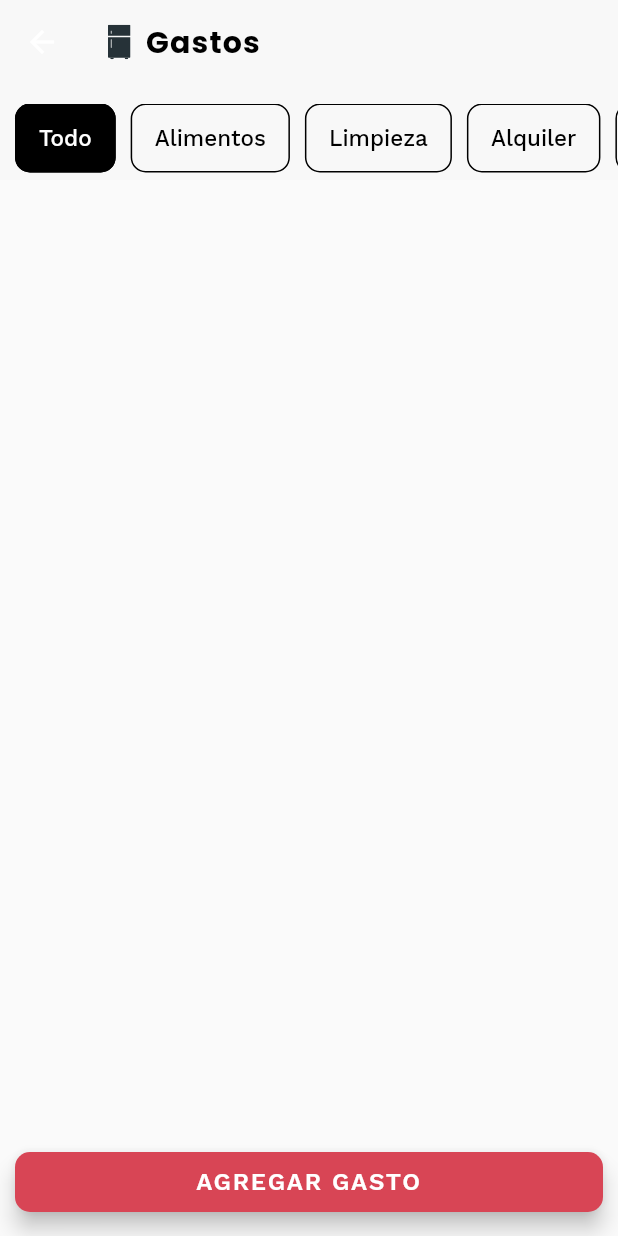
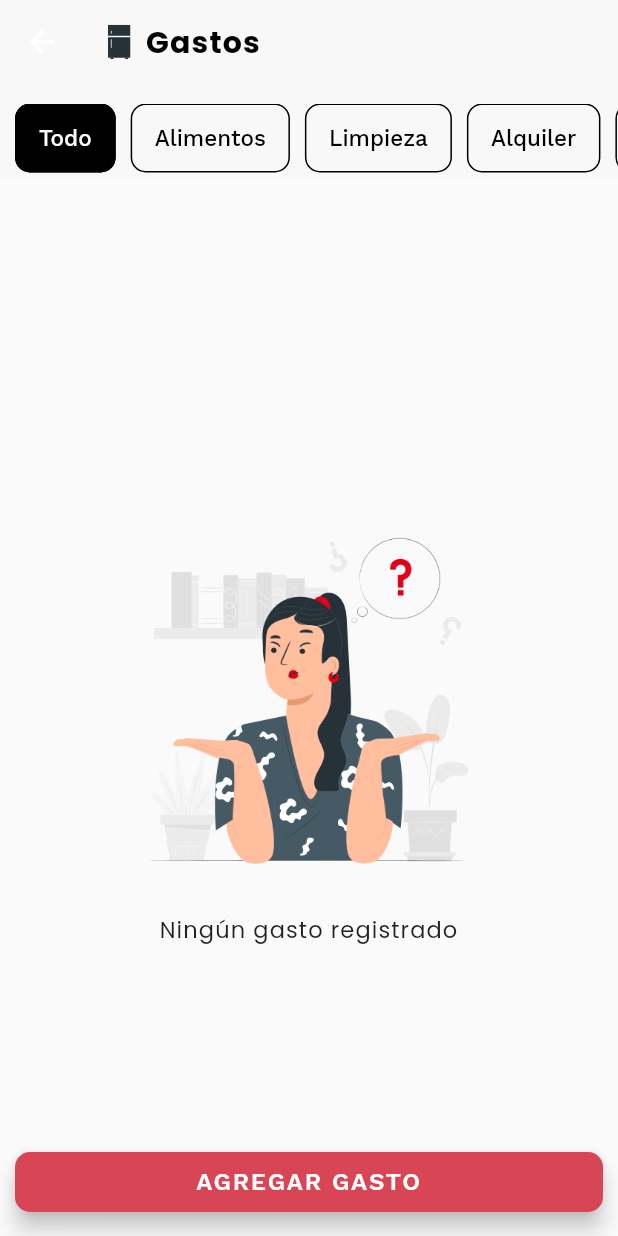
Before and after one commit to 4CROS2/app_restaurant_management, a Flutter app: the StockScreen screen opened directly, on a phone screen of 412 x 824 dp. Run offline on Flutter 3.47's test engine with Material 2 defaults, Android fonts, the phone set to English and light mode, and no system bars; our stand-ins replace cloud_firestore, file_picker, firebase_auth, firebase_core, firebase_storage, flutter_phoenix and 4 more; accounts and stored records are empty; network calls fail; project files that could hold a hidden picture were left out.

Commit message:
mostrar lista vacia

```diff
--- a/lib/constans.dart
+++ b/lib/constans.dart
@@ -75,7 +75,7 @@ const textStyleSpinBoxNumber = TextStyle(
   fontSize: fontSizeTitle,
   color: fontBlack,
 );
-const textStylePrizeItem = TextStyle(
+const textStylePriceItem = TextStyle(
   fontFamily: "Work Sans",
   fontWeight: FontWeight.w700,
   fontSize: fontSizeTitle,
@@ -101,7 +101,7 @@ const textStyleSubItem = TextStyle(
   fontWeight: FontWeight.w400,
   fontSize: fontSizeRegular,
 );
-const textStylePrize = TextStyle(
+const textStylePrice = TextStyle(
   letterSpacing: 0.75,
   fontFamily: 'Poppins',
   fontSize: fontSizeMedium,
--- a/lib/home/widgets/new_order/card_item.dart
+++ b/lib/home/widgets/new_order/card_item.dart
@@ -56,7 +56,7 @@ class _CardItemState extends State<CardItem> {
         Container(
             width: MediaQuery.of(context).size.width / 4 - 15,
             alignment: Alignment.topRight,
-            child: const Text("Bs. 40", style: textStylePrize))
+            child: const Text("Bs. 40", style: textStylePrice))
       ],
     );
   }
--- a/lib/home/widgets/new_order/card_product.dart
+++ b/lib/home/widgets/new_order/card_product.dart
@@ -70,7 +70,7 @@ class _SectionCardProductState extends State<SectionCardProduct> {
               decoration: decorationSpinBox,
             ),
           ),
-          const Text('Bs. 25', style: textStylePrizeItem),
+          const Text('Bs. 25', style: textStylePriceItem),
         ],
       ),
     );
--- a/lib/home/widgets/orders/card_confirm_order.dart
+++ b/lib/home/widgets/orders/card_confirm_order.dart
@@ -148,7 +148,7 @@ class _CardConfirmState extends State<CardConfirm> {
           Container(
               width: MediaQuery.of(context).size.width / 4,
               alignment: Alignment.topRight,
-              child: const Text("Bs. 40", style: textStylePrize))
+              child: const Text("Bs. 40", style: textStylePrice))
         ],
       ),
     );
--- a/lib/menu/screens/products_menu_screen.dart
+++ b/lib/menu/screens/products_menu_screen.dart
@@ -1,5 +1,6 @@
 import 'package:app_restaurant_management/menu/bloc/menu_provider.dart';
 import 'package:app_restaurant_management/menu/widgets/card_product.dart';
+import 'package:app_restaurant_management/widgets/empty_content.dart';
 import 'package:flutter/material.dart';
 
 class ProductsMenuScreen extends StatefulWidget {
@@ -25,7 +26,8 @@ class _ProductsMenuScreenState extends State<ProductsMenuScreen> {
               await widget.provider.getAllProducts();
             },
             child: widget.provider.listProduct.isEmpty
-                ? Container()
+                ? const EmptyContent(
+                    texto: 'Ningún producto agregado a la lista')
                 : ListView.builder(
                     padding: const EdgeInsets.only(
                         left: 10, right: 10, top: 10, bottom: 30),
--- a/lib/menu/widgets/card_product.dart
+++ b/lib/menu/widgets/card_product.dart
@@ -109,7 +109,7 @@ class CardProduct extends StatelessWidget {
                     alignment: Alignment.topRight,
                     child: Text(
                       'Bs. ${(product.price).toStringAsFixed(1)}',
-                      style: textStylePrizeItem,
+                      style: textStylePriceItem,
                       textAlign: TextAlign.right,
                     ),
                   ),
--- a/lib/sales/widgets/card_detail_sale.dart
+++ b/lib/sales/widgets/card_detail_sale.dart
@@ -148,7 +148,7 @@ class _CardDetailSaleState extends State<CardDetailSale> {
           Container(
               width: MediaQuery.of(context).size.width / 4,
               alignment: Alignment.topRight,
-              child: const Text("Bs. 40", style: textStylePrize))
+              child: const Text("Bs. 40", style: textStylePrice))
         ],
       ),
     );
--- a/lib/stock/screens/edit_stock.dart
+++ b/lib/stock/screens/edit_stock.dart
@@ -1,4 +1,3 @@
-import 'package:app_restaurant_management/home/widgets/orders/modal_confirm.dart';
 import 'package:app_restaurant_management/stock/bloc/stock_provider.dart';
 import 'package:app_restaurant_management/stock/models/stock_model.dart';
 import 'package:app_restaurant_management/stock/widgets/card_edit_stock.dart';
@@ -34,7 +33,6 @@ class _EditProductStockScreenState extends State<EditProductStockScreen> {
       _description.text = widget.stock.description;
       _price.text = widget.stock.price.toString();
       _quantity.text = widget.stock.quantity.toString();
-      print(_type.text);
     });
     super.initState();
   }
--- a/lib/stock/screens/list_stock_screen.dart
+++ b/lib/stock/screens/list_stock_screen.dart
@@ -1,5 +1,6 @@
 import 'package:app_restaurant_management/stock/bloc/stock_provider.dart';
 import 'package:app_restaurant_management/stock/widgets/card_stock.dart';
+import 'package:app_restaurant_management/widgets/empty_content.dart';
 import 'package:flutter/material.dart';
 
 class ProductsStockScreen extends StatefulWidget {
@@ -25,7 +26,7 @@ class _ProductsStockScreenState extends State<ProductsStockScreen> {
               await widget.provider.getAllStocks();
             },
             child: widget.provider.listStock.isEmpty
-                ? Container()
+                ? const EmptyContent(texto: 'Ningún gasto registrado')
                 : ListView.builder(
                     padding: const EdgeInsets.all(10),
                     itemCount: widget.provider.listStock.length,
--- /dev/null
+++ b/lib/widgets/empty_content.dart
@@ -0,0 +1,41 @@
+import 'package:app_restaurant_management/constans.dart';
+import 'package:flutter/material.dart';
+
+class EmptyContent extends StatelessWidget {
+  final String texto;
+  final String img;
+  const EmptyContent({
+    Key? key,
+    required this.texto,
+    this.img = "assets/img/img-empty.png",
+  }) : super(key: key);
+
+  @override
+  Widget build(BuildContext context) {
+    return SingleChildScrollView(
+      physics: const AlwaysScrollableScrollPhysics(),
+      child: Container(
+        height: MediaQuery.of(context).size.height -
+            MediaQuery.of(context).size.height / 9,
+        padding: const EdgeInsets.only(left: 10, right: 10),
+        alignment: Alignment.center,
+        child: Column(
+          crossAxisAlignment: CrossAxisAlignment.center,
+          mainAxisSize: MainAxisSize.min,
+          children: [
+            Image.asset(
+              img,
+              height: MediaQuery.of(context).size.height / 2 * 0.6,
+            ),
+            const SizedBox(height: 20),
+            Text(
+              texto,
+              style: textStyleSubItem,
+              textAlign: TextAlign.center,
+            ),
+          ],
+        ),
+      ),
+    );
+  }
+}
```
Also changed, not shown: assets/img/img-empty.png (added).
